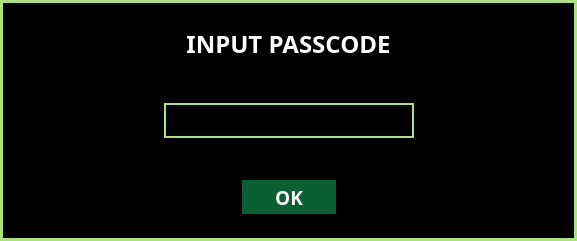
Old version of the form Dialogs/DLog_InputAdminPasscode.ui in the repository Bideiro/Ranil_project_py.
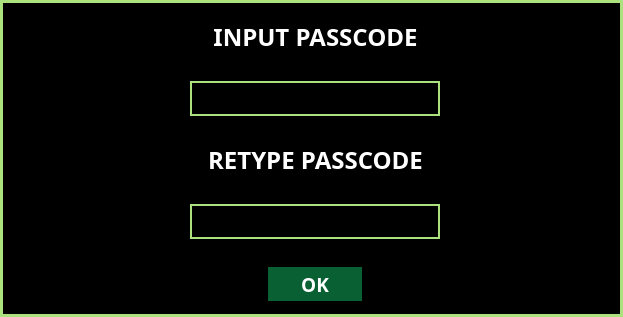
New version of the form.

What changed in the file:
```diff
--- a/Dialogs/DLog_InputAdminPasscode.ui
+++ b/Dialogs/DLog_InputAdminPasscode.ui
@@ -6,8 +6,8 @@
    <rect>
     <x>0</x>
     <y>0</y>
-    <width>577</width>
-    <height>241</height>
+    <width>623</width>
+    <height>317</height>
    </rect>
   </property>
   <property name="windowTitle">
@@ -50,6 +50,15 @@
    </property>
    <item row="0" column="0">
     <widget class="QWidget" name="widget" native="true">
+     <widget class="QWidget" name="">
+      <property name="geometry">
+       <rect>
+        <x>9</x>
+        <y>9</y>
+        <width>612</width>
+        <height>304</height>
+       </rect>
+      </property>
      <layout class="QVBoxLayout" name="verticalLayout">
       <item>
        <widget class="QWidget" name="widget_4" native="true">
@@ -73,6 +82,7 @@
             <font>
              <family>DM Sans</family>
              <pointsize>18</pointsize>
+              <weight>75</weight>
              <bold>true</bold>
             </font>
            </property>
@@ -148,6 +158,104 @@
         </layout>
        </widget>
       </item>
+       <item>
+        <widget class="QWidget" name="widget_5" native="true">
+         <layout class="QHBoxLayout" name="horizontalLayout_4">
+          <item>
+           <spacer name="horizontalSpacer_7">
+            <property name="orientation">
+             <enum>Qt::Horizontal</enum>
+            </property>
+            <property name="sizeHint" stdset="0">
+             <size>
+              <width>161</width>
+              <height>20</height>
+             </size>
+            </property>
+           </spacer>
+          </item>
+          <item>
+           <widget class="QLabel" name="label_2">
+            <property name="font">
+             <font>
+              <family>DM Sans</family>
+              <pointsize>18</pointsize>
+              <weight>75</weight>
+              <bold>true</bold>
+             </font>
+            </property>
+            <property name="text">
+             <string>RETYPE PASSCODE</string>
+            </property>
+            <property name="alignment">
+             <set>Qt::AlignCenter</set>
+            </property>
+           </widget>
+          </item>
+          <item>
+           <spacer name="horizontalSpacer_8">
+            <property name="orientation">
+             <enum>Qt::Horizontal</enum>
+            </property>
+            <property name="sizeHint" stdset="0">
+             <size>
+              <width>160</width>
+              <height>20</height>
+             </size>
+            </property>
+           </spacer>
+          </item>
+         </layout>
+        </widget>
+       </item>
+       <item>
+        <widget class="QWidget" name="widget_6" native="true">
+         <layout class="QHBoxLayout" name="horizontalLayout_6">
+          <item>
+           <spacer name="horizontalSpacer_11">
+            <property name="orientation">
+             <enum>Qt::Horizontal</enum>
+            </property>
+            <property name="sizeHint" stdset="0">
+             <size>
+              <width>137</width>
+              <height>20</height>
+             </size>
+            </property>
+           </spacer>
+          </item>
+          <item>
+           <widget class="QLineEdit" name="verifyPcode">
+            <property name="sizePolicy">
+             <sizepolicy hsizetype="Fixed" vsizetype="Fixed">
+              <horstretch>0</horstretch>
+              <verstretch>0</verstretch>
+             </sizepolicy>
+            </property>
+            <property name="minimumSize">
+             <size>
+              <width>250</width>
+              <height>35</height>
+             </size>
+            </property>
+           </widget>
+          </item>
+          <item>
+           <spacer name="horizontalSpacer_12">
+            <property name="orientation">
+             <enum>Qt::Horizontal</enum>
+            </property>
+            <property name="sizeHint" stdset="0">
+             <size>
+              <width>136</width>
+              <height>20</height>
+             </size>
+            </property>
+           </spacer>
+          </item>
+         </layout>
+        </widget>
+       </item>
       <item>
        <widget class="QWidget" name="widget_2" native="true">
         <layout class="QHBoxLayout" name="horizontalLayout_2">
@@ -182,6 +290,7 @@
             <font>
              <family>DM Sans</family>
              <pointsize>14</pointsize>
+              <weight>75</weight>
              <bold>true</bold>
             </font>
            </property>
@@ -207,6 +316,7 @@
        </widget>
       </item>
      </layout>
+     </widget>
     </widget>
    </item>
   </layout>
```
Left out of the diff: 4 changed lines with no effect on the pictures. Lines whose indentation alone changed are shown as unchanged.
